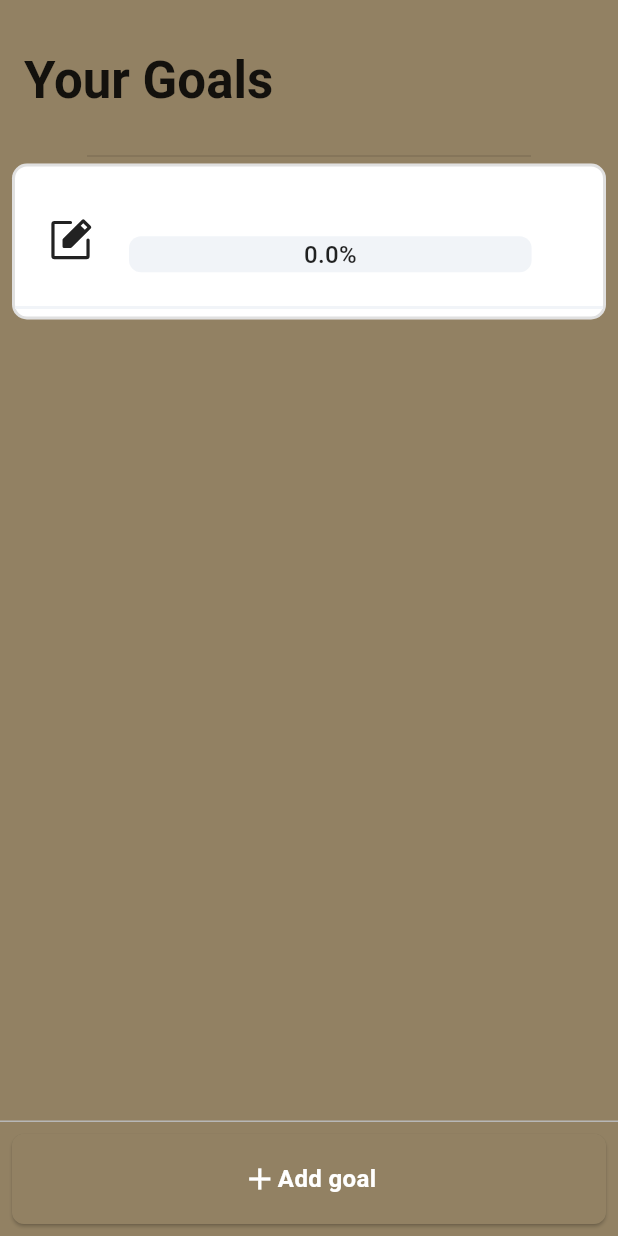
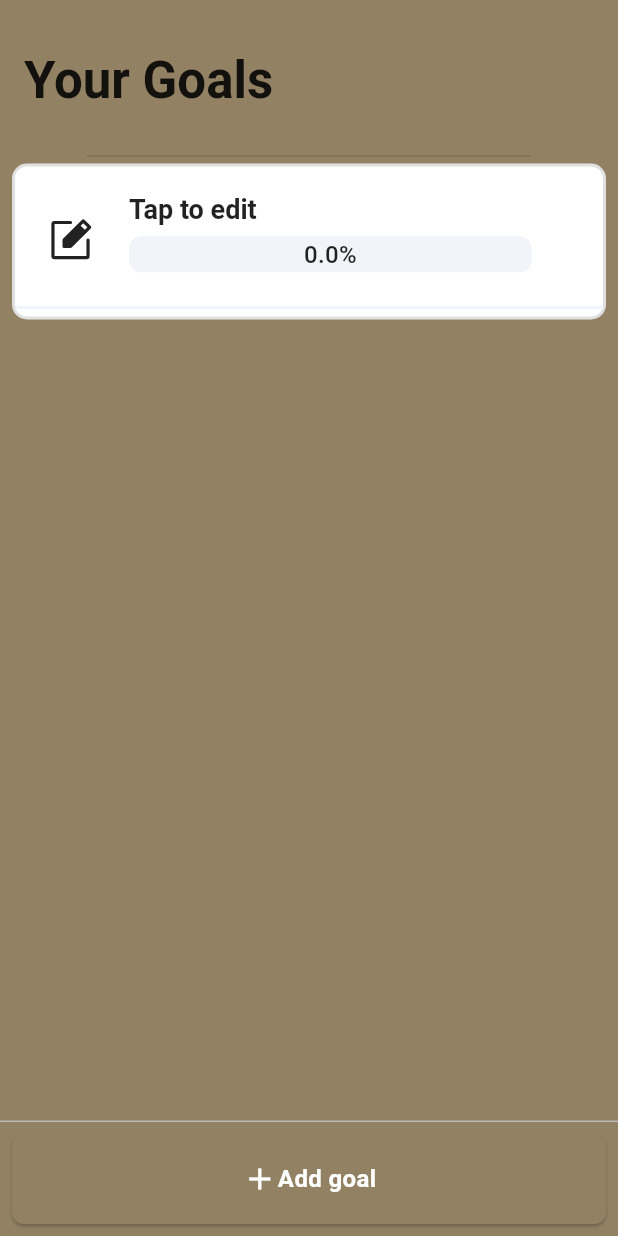
Before and after one commit to sankassio99/goals_tracker, a Flutter app: the screen it shows after launch, after a tap on "Add goal", on a phone screen of 412 x 824 dp. Run offline on Flutter 3.47's test engine with Material 2 defaults, Android fonts, the phone set to English and light mode, and no system bars; drawn by our look-alikes of percent_indicator; our stand-ins replace get, phosphor_flutter; Roboto replaces fonts that are missing (Poppins).

Commit message:
tap to edit when name is empty

```diff
--- a/lib/presentation/components/goal_card_widget.dart
+++ b/lib/presentation/components/goal_card_widget.dart
@@ -54,7 +54,7 @@ class GoalCardWidget extends StatelessWidget {
                       children: [
                         Text(
                           key: const Key("goalCardTitle"),
-                          model.name,
+                          (model.name == "" ? "Tap to edit" : model.name),
                           style: Theme.of(context).textTheme.headlineSmall,
                         ),
                         const SizedBox(
```
